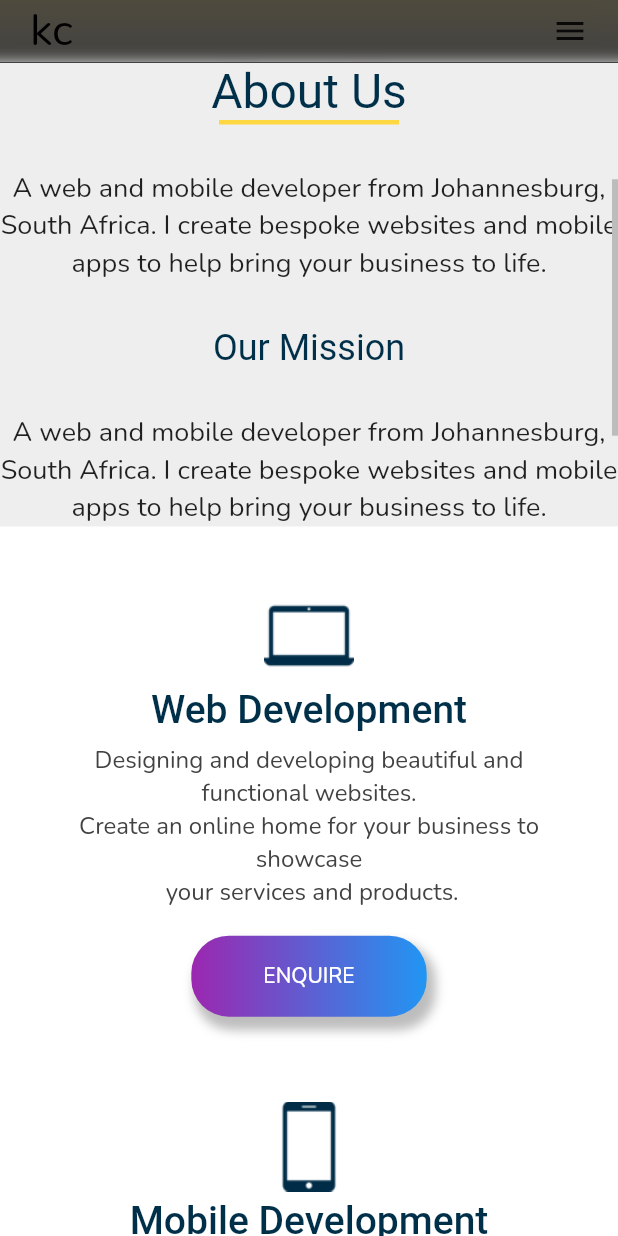
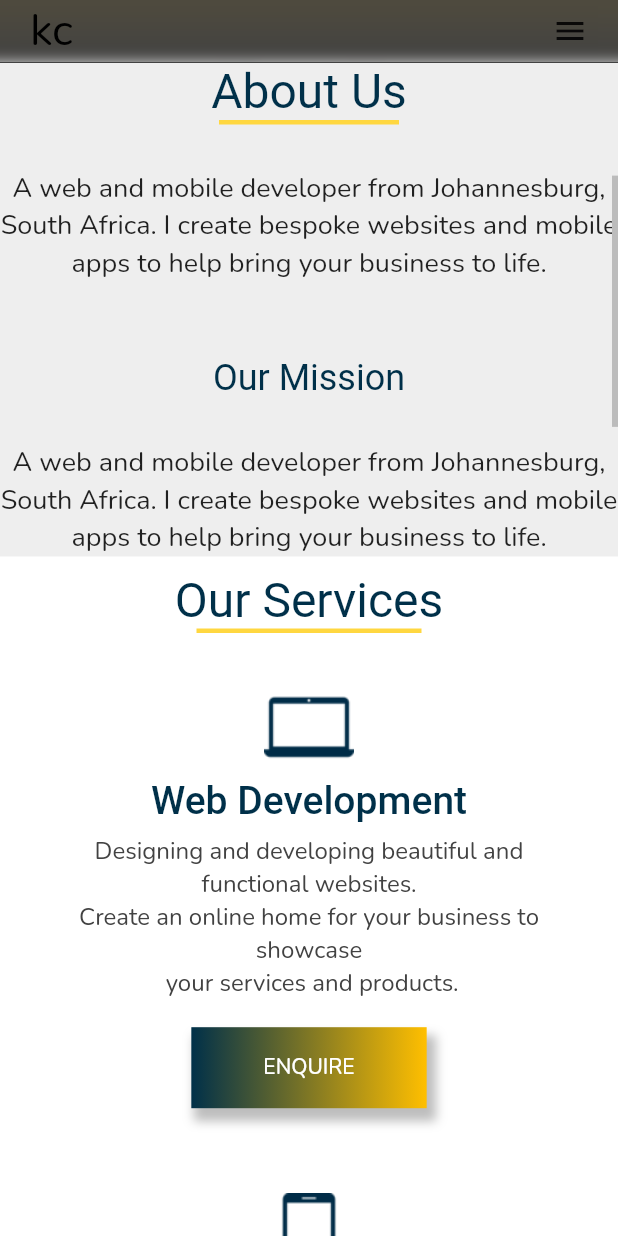
Before and after one commit to ryanemm/kosi_connect, a Flutter app: the screen it shows after launch, scrolled down 576 dp, on a phone screen of 412 x 824 dp. Run offline on Flutter 3.47's test engine with Material 2 defaults, Android fonts, the phone set to English and light mode, and no system bars; our stand-ins replace animated_text_kit, google_fonts, outline_gradient_button, responsive_framework; missing offline and left inert: assorted_layout_widgets, shape_of_view.

Commit message:
mobile service sec borders removed

```diff
--- a/lib/Sections/AboutSection/about_section.dart
+++ b/lib/Sections/AboutSection/about_section.dart
@@ -32,7 +32,7 @@ class AboutSection extends StatelessWidget {
             ),
             textAlign: TextAlign.center,
           ),
-          SizedBox(height: 30),
+          SizedBox(height: 50),
           Text(
             "Our Mission",
             style: GoogleFonts.novaRound(
--- a/lib/Sections/Services/Layouts/mobile_services.dart
+++ b/lib/Sections/Services/Layouts/mobile_services.dart
@@ -2,55 +2,36 @@ import 'package:animated_text_kit/animated_text_kit.dart';
 import "package:flutter/material.dart";
 import "package:google_fonts/google_fonts.dart";
 import 'package:kosi_connect/Sections/Services/service_card_mobile.dart';
-import "package:shape_of_view/shape_of_view.dart";
 
 class MobileServices extends StatelessWidget {
   @override
   Widget build(BuildContext context) {
     Size _screenSize = MediaQuery.of(context).size;
     return Container(
-      padding: EdgeInsets.only(bottom: 20),
-      color: Colors.grey[200],
-      child: ShapeOfView(
-        elevation: 6,
-        shape: ArcShape(
-          position: ArcPosition.Bottom,
-          height: 40,
-          direction: ArcDirection.Outside,
-        ),
-        child: Container(
       color: Colors.white,
       padding: EdgeInsets.only(left: 10, right: 10, top: 10, bottom: 30),
       child: Column(
         mainAxisAlignment: MainAxisAlignment.start,
         crossAxisAlignment: CrossAxisAlignment.center,
         children: [
-              /*AnimatedTextKit(
-            totalRepeatCount: 10,
-            animatedTexts: [
-              TypewriterAnimatedText("<my services>",
-                  speed: Duration(milliseconds: 100),
-                  textStyle: GoogleFonts.nunito(
-                      fontSize: 18,
-                      fontWeight: FontWeight.w600,
-                      color: Color.fromARGB(255, 0, 0, 50)))
-            ],
-          ),*/
+          Text(
+            "Our Services",
+            style: GoogleFonts.novaRound(
+              fontSize: 32,
+              color: Color(0xFF003049),
+            ),
+          ),
+          Container(
+            height: 3,
+            width: 150,
+            color: Colors.amberAccent,
+          ),
           SizedBox(height: 10),
-              /*Center(
-            child: Image.asset(
-              "assets/images/web_dev_graphic.png",
-              height: 160,
-            ),
-          ),*/
-              //SizedBox(height: 10),
           ServiceCardMobile(index: 0),
           ServiceCardMobile(index: 1),
           ServiceCardMobile(index: 2),
         ],
       ),
-        ),
-      ),
     );
   }
 }
--- a/lib/Sections/Services/service_card_mobile.dart
+++ b/lib/Sections/Services/service_card_mobile.dart
@@ -68,10 +68,9 @@ class _ServiceCardMobileState extends State<ServiceCardMobile> {
                             blurRadius: 5,
                             spreadRadius: 2)
                       ],
-                      gradient:
-                          LinearGradient(colors: [Colors.purple, Colors.blue]),
+                      gradient: LinearGradient(
+                          colors: [Color(0xFF003049), Color(0xFFFFBF00)]),
                       //color: Color(0xFFFFBF00),
-                      borderRadius: BorderRadius.circular(25),
                     ),
                     child: TextButton(
                       onPressed: () {
```
Lines whose indentation alone changed are shown as unchanged.
